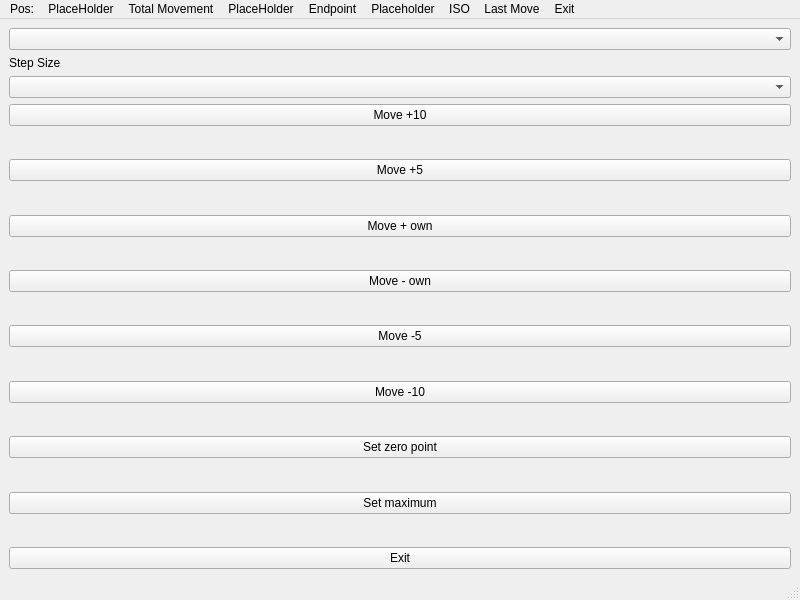
Above: endstop_window.ui from Naderschah/64MP_DSLR_controller before the change. Below: the same form after it.
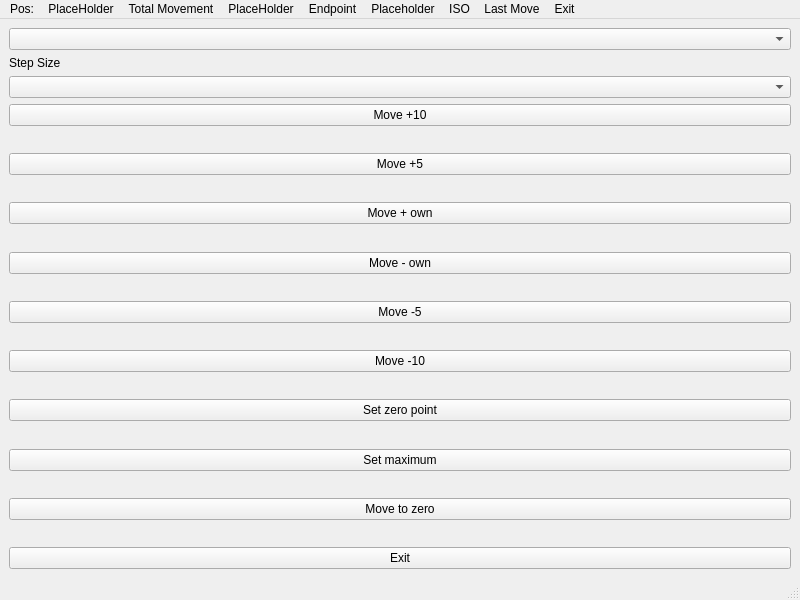
That is the form after the change.

Commit message: Added save grid to each move command, so that state is preserved even if terminated prematurely

```diff
--- a/endstop_window.ui
+++ b/endstop_window.ui
@@ -193,6 +193,26 @@
         </property>
        </spacer>
       </item>
+      <item>
+       <widget class="QPushButton" name="pushButton_move_zero">
+        <property name="text">
+         <string>Move to zero</string>
+        </property>
+       </widget>
+      </item>
+      <item>
+       <spacer name="verticalSpacer_9">
+        <property name="orientation">
+         <enum>Qt::Vertical</enum>
+        </property>
+        <property name="sizeHint" stdset="0">
+         <size>
+          <width>20</width>
+          <height>40</height>
+         </size>
+        </property>
+       </spacer>
+      </item>
       <item>
        <widget class="QPushButton" name="pushbutton_exit">
         <property name="text">
```
The commit also changes 1 other file.
